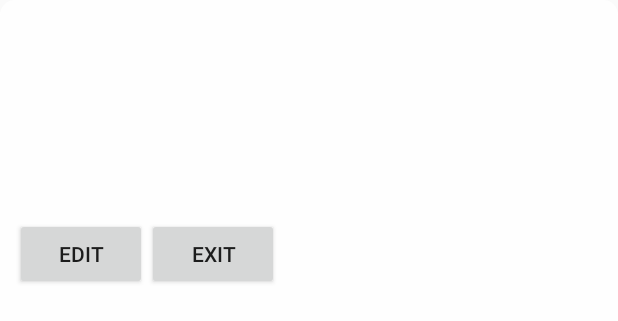
After one commit to chumeda/GeoTinListView3, an Android app: the layout popup.xml on its own in the app's theme, with its tools: preview values and no code run, on a phone screen of 412 x 824 dp. The commit adds this screen. Shown: the top 321 px of the screen. Run offline under Robolectric (Android 15) with nearby library versions, the phone set to English and light mode, and no system bars.

Commit message:
modified:   app/src/main/AndroidManifest.xml 	renamed:    app/src/main/java/chumeda/geotinlistview3/MainActivity.java -> app/src/main/java/chumeda/geotinlistview3/AddPost.java 	modified:   app/src/main/java/chumeda/geotinlistview3/Config.java 	modified:   app/src/main/java/chumeda/geotinlistview3/MapView.java 	modified:   app/src/main/java/chumeda/geotinlistview3/ViewAllPosts.java 	new file:   app/src/main/res/drawable/popup_style.xml 	new file:   app/src/main/res/layout/popup.xml

```diff
--- a/app/src/main/AndroidManifest.xml
+++ b/app/src/main/AndroidManifest.xml
@@ -28,7 +28,7 @@
             android:value="@string/google_maps_key" />
 
         <activity
-            android:name=".MainActivity"
+            android:name=".AddPost"
             android:label="Main Activity" >
             <intent-filter>
                 <action android:name="android.intent.action.MAIN_ACTIVITY" />
--- a/app/src/main/java/chumeda/geotinlistview3/ViewAllPosts.java
+++ b/app/src/main/java/chumeda/geotinlistview3/ViewAllPosts.java
@@ -126,7 +126,7 @@ public class ViewAllPosts extends AppCompatActivity implements ListView.OnItemCl
             getJSON();
         }
         if(v == newPost) {
-            Intent intentPost = new Intent(this, MainActivity.class);
+            Intent intentPost = new Intent(this, AddPost.class);
             startActivity(intentPost);
         }
         if(v == mapView) {
--- /dev/null
+++ b/app/src/main/res/drawable/popup_style.xml
@@ -0,0 +1,6 @@
+<?xml version="1.0" encoding="utf-8"?>
+<shape xmlns:android="http://schemas.android.com/apk/res/android">
+<corners android:radius="10dp"/>
+    <solid android:color="#E6FFFFFF"/>
+    <padding android:bottom="10dp" android:left="10dp" android:right="10dp" android:top="10dp"/>
+</shape>
--- /dev/null
+++ b/app/src/main/res/layout/popup.xml
@@ -0,0 +1,57 @@
+<?xml version="1.0" encoding="utf-8"?>
+<LinearLayout xmlns:android="http://schemas.android.com/apk/res/android"
+    android:orientation="vertical" android:layout_width="match_parent"
+    android:layout_height="match_parent"
+    android:id="@+id/Popup"
+    android:background="@drawable/popup_style">
+    <LinearLayout
+        android:layout_width="wrap_content"
+        android:layout_height="wrap_content"
+        android:orientation="vertical">
+        <TextView
+            android:layout_width="wrap_content"
+            android:layout_height="wrap_content"
+            android:id="@+id/titlePopup"/>
+        <TextView
+            android:layout_width="wrap_content"
+            android:layout_height="wrap_content"
+            android:id="@+id/descriptionPopup"/>
+        <TextView
+            android:layout_width="wrap_content"
+            android:layout_height="wrap_content"
+            android:id="@+id/dateStartPopup"/>
+        <TextView
+            android:layout_width="wrap_content"
+            android:layout_height="wrap_content"
+            android:id="@+id/timeStartPopup"/>
+        <TextView
+            android:layout_width="wrap_content"
+            android:layout_height="wrap_content"
+            android:id="@+id/dateEndPopup"/>
+        <TextView
+            android:layout_width="wrap_content"
+            android:layout_height="wrap_content"
+            android:id="@+id/timeEndPopup"/>
+        <TextView
+            android:layout_width="wrap_content"
+            android:layout_height="wrap_content"
+            android:id="@+id/locationPopup"/>
+        <LinearLayout
+            android:layout_width="wrap_content"
+            android:layout_height="wrap_content"
+            android:orientation="horizontal"
+            android:layout_gravity="center">
+        <Button
+            android:layout_width="wrap_content"
+            android:layout_height="wrap_content"
+            android:id="@+id/editPopup"
+            android:text="Edit"/>
+        <Button
+            android:layout_width="wrap_content"
+            android:layout_height="wrap_content"
+            android:id="@+id/exitPopup"
+            android:text="Exit" />
+        </LinearLayout>
+    </LinearLayout>
+
+</LinearLayout>
```
Also changed, not shown: app/src/main/java/chumeda/geotinlistview3/AddPost.java (renamed from app/src/main/java/chumeda/geotinlistview3/MainActivity.java, +5 -6 lines), app/src/main/java/chumeda/geotinlistview3/Config.java (+4 -4 lines), app/src/main/java/chumeda/geotinlistview3/MapView.java (+78 -9 lines).
